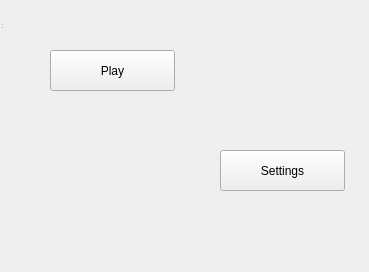
Old version of the form RoomClient/mainmenu.ui in the repository ljmc2000/VirtualConcertHall.
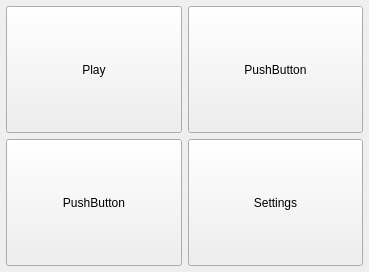
New version of the form.

The edit to the form file:
```diff
--- a/RoomClient/mainmenu.ui
+++ b/RoomClient/mainmenu.ui
@@ -10,55 +10,87 @@
     <height>272</height>
    </rect>
   </property>
+  <property name="sizePolicy">
+   <sizepolicy hsizetype="Expanding" vsizetype="Expanding">
+    <horstretch>0</horstretch>
+    <verstretch>0</verstretch>
+   </sizepolicy>
+  </property>
   <property name="windowTitle">
    <string>MainWindow</string>
   </property>
-  <widget class="QWidget" name="centralwidget" native="true">
-   <property name="geometry">
-    <rect>
-     <x>0</x>
-     <y>0</y>
-     <width>419</width>
-     <height>191</height>
-    </rect>
+  <layout class="QGridLayout" name="gridLayout">
+   <property name="sizeConstraint">
+    <enum>QLayout::SetNoConstraint</enum>
    </property>
+   <property name="leftMargin">
+    <number>6</number>
+   </property>
+   <property name="topMargin">
+    <number>6</number>
+   </property>
+   <property name="rightMargin">
+    <number>6</number>
+   </property>
+   <property name="bottomMargin">
+    <number>6</number>
+   </property>
+   <property name="spacing">
+    <number>6</number>
+   </property>
+   <item row="0" column="1">
+    <widget class="QPushButton" name="pushButton">
+     <property name="sizePolicy">
+      <sizepolicy hsizetype="Expanding" vsizetype="Expanding">
+       <horstretch>0</horstretch>
+       <verstretch>0</verstretch>
+      </sizepolicy>
+     </property>
+     <property name="text">
+      <string>PushButton</string>
+     </property>
+    </widget>
+   </item>
+   <item row="1" column="1">
    <widget class="QPushButton" name="settingsButton">
-    <property name="geometry">
-     <rect>
-      <x>220</x>
-      <y>150</y>
-      <width>125</width>
-      <height>41</height>
-     </rect>
+     <property name="sizePolicy">
+      <sizepolicy hsizetype="Expanding" vsizetype="Expanding">
+       <horstretch>0</horstretch>
+       <verstretch>0</verstretch>
+      </sizepolicy>
     </property>
     <property name="text">
      <string>Settings</string>
     </property>
    </widget>
+   </item>
+   <item row="0" column="0">
    <widget class="QPushButton" name="playButton">
-    <property name="geometry">
-     <rect>
-      <x>50</x>
-      <y>50</y>
-      <width>125</width>
-      <height>41</height>
-     </rect>
+     <property name="sizePolicy">
+      <sizepolicy hsizetype="Expanding" vsizetype="Expanding">
+       <horstretch>0</horstretch>
+       <verstretch>0</verstretch>
+      </sizepolicy>
     </property>
     <property name="text">
      <string>Play</string>
     </property>
    </widget>
-  </widget>
-  <widget class="QStatusBar" name="statusbar">
-   <property name="geometry">
-    <rect>
-     <x>0</x>
-     <y>0</y>
-     <width>3</width>
-     <height>30</height>
-    </rect>
-   </property>
-  </widget>
+   </item>
+   <item row="1" column="0">
+    <widget class="QPushButton" name="pushButton_2">
+     <property name="sizePolicy">
+      <sizepolicy hsizetype="Expanding" vsizetype="Expanding">
+       <horstretch>0</horstretch>
+       <verstretch>0</verstretch>
+      </sizepolicy>
+     </property>
+     <property name="text">
+      <string>PushButton</string>
+     </property>
+    </widget>
+   </item>
+  </layout>
  </widget>
  <resources/>
  <connections/>
```
Lines whose indentation alone changed are shown as unchanged.
